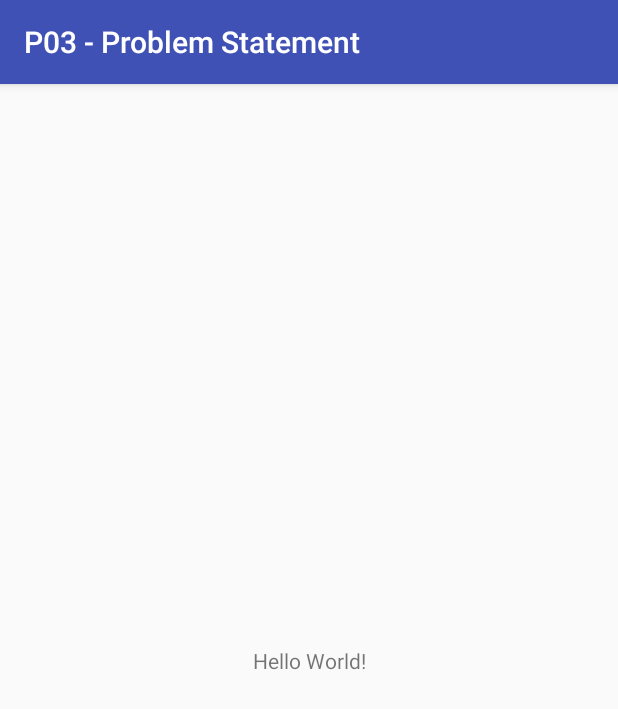
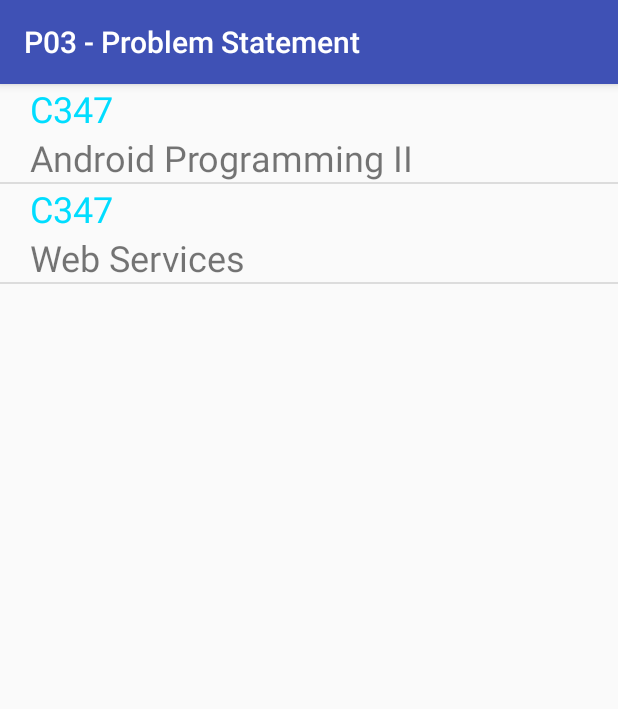
Before and after one commit to Darrenqt/P03ProblemStatement, an Android app: the screen it shows after launch (MainActivity), on a phone screen of 412 x 824 dp. Shown: the top 709 px of the screen. Run offline under Robolectric (Android 15) with nearby library versions, the phone set to English and light mode, and no system bars.

Commit message:
MainActivity

```diff
--- /dev/null
+++ b/app/src/main/java/com/example/a16022809/p03_problemstatement/Course.java
@@ -0,0 +1,28 @@
+package com.example.a16022809.p03_problemstatement;
+
+public class Course {
+    String moduleName;
+    String moduleCode;
+
+    public Course(String moduleName, String moduleCode) {
+        this.moduleName = moduleName;
+        this.moduleCode = moduleCode;
+    }
+
+    public String getModuleName() {
+        return moduleName;
+    }
+
+    public void setModule(String moduleName) {
+        this.moduleName = moduleName;
+    }
+
+    public String getModuleCode() {
+        return moduleCode;
+    }
+
+    public void setModuleCode(String moduleCode) {
+        this.moduleCode = moduleCode;
+    }
+
+}
--- /dev/null
+++ b/app/src/main/java/com/example/a16022809/p03_problemstatement/CourseAdapter.java
@@ -0,0 +1,56 @@
+package com.example.a16022809.p03_problemstatement;
+
+import android.content.Context;
+import android.view.LayoutInflater;
+import android.view.View;
+import android.view.ViewGroup;
+import android.widget.ArrayAdapter;
+import android.widget.TextView;
+
+import java.util.ArrayList;
+
+public class CourseAdapter extends ArrayAdapter<Course> {
+    private ArrayList<Course> course;
+    private Context context;
+    private TextView tvModuleName, tvModuleCode;
+
+    public CourseAdapter(Context context, int resource, ArrayList<Course> objects) {
+        super(context, resource, objects);
+        // Store the food that is passed to this adapter
+        course = objects;
+        // Store Context object as we would need to use it later
+        this.context = context;
+    }
+
+
+
+
+
+    @Override
+    public View getView(int position, View convertView, ViewGroup parent) {
+        // The usual way to get the LayoutInflater object to
+        //  "inflate" the XML file into a View object
+        LayoutInflater inflater = (LayoutInflater) context
+                .getSystemService(Context.LAYOUT_INFLATER_SERVICE);
+        // "Inflate" the row.xml as the layout for the View object
+        View rowView = inflater.inflate(R.layout.modulerow, parent, false);
+
+        // Get the TextView object
+        tvModuleCode = (TextView) rowView.findViewById(R.id.moduleCode);
+        // Get the ImageView object
+        tvModuleName = (TextView) rowView.findViewById(R.id.moduleName);
+
+
+        // The parameter "position" is the index of the
+        //  row ListView is requesting.
+        //  We get back the food at the same index.
+        Course currentCourse = course.get(position);
+        // Set the TextView to show the food
+
+        tvModuleName.setText(currentCourse.moduleName);
+        tvModuleCode.setText(currentCourse.moduleCode);
+
+        return rowView;
+    }
+
+}
--- /dev/null
+++ b/app/src/main/java/com/example/a16022809/p03_problemstatement/Info.java
@@ -0,0 +1,13 @@
+package com.example.a16022809.p03_problemstatement;
+
+import android.os.Bundle;
+import android.support.v7.app.AppCompatActivity;
+
+public class Info extends AppCompatActivity {
+
+    @Override
+    protected void onCreate(Bundle savedInstanceState) {
+        super.onCreate(savedInstanceState);
+        setContentView(R.layout.activity_info);
+    }
+}
--- a/app/src/main/java/com/example/a16022809/p03_problemstatement/MainActivity.java
+++ b/app/src/main/java/com/example/a16022809/p03_problemstatement/MainActivity.java
@@ -2,12 +2,42 @@ package com.example.a16022809.p03_problemstatement;
 
 import android.support.v7.app.AppCompatActivity;
 import android.os.Bundle;
+import android.view.View;
+import android.widget.AdapterView;
+import android.widget.ArrayAdapter;
+import android.widget.ListView;
+import android.widget.TextView;
+import android.widget.Toast;
+
+import java.util.ArrayList;
 
 public class MainActivity extends AppCompatActivity {
+    private ListView lvModule;
+    private TextView moduleName,moduleCode;
+    private ArrayAdapter aa;
+    private ArrayList<Course> course;
 
     @Override
     protected void onCreate(Bundle savedInstanceState) {
         super.onCreate(savedInstanceState);
         setContentView(R.layout.activity_main);
+
+        lvModule = (ListView)findViewById(R.id.listviewModule);
+        course = new ArrayList<Course>();
+        course.add(new Course("Android Programming II","C347"));
+        course.add(new Course("Web Services","C347"));
+
+
+        aa = new CourseAdapter(this, R.layout.modulerow, course);
+        lvModule.setAdapter(aa);
+
+        lvModule.setOnItemClickListener(new AdapterView.OnItemClickListener() {
+            @Override
+            public void onItemClick(AdapterView<?> adapterView, View view, int i, long l) {
+                Course selectedcourse = course.get(i);
+                //toast
+                Toast.makeText(MainActivity.this,selectedcourse.getModuleCode()+":"+selectedcourse.moduleName,Toast.LENGTH_LONG).show();
+            }
+        });
     }
 }
--- /dev/null
+++ b/app/src/main/res/layout/activity_info.xml
@@ -0,0 +1,9 @@
+<?xml version="1.0" encoding="utf-8"?>
+<android.support.constraint.ConstraintLayout xmlns:android="http://schemas.android.com/apk/res/android"
+    xmlns:app="http://schemas.android.com/apk/res-auto"
+    xmlns:tools="http://schemas.android.com/tools"
+    android:layout_width="match_parent"
+    android:layout_height="match_parent"
+    tools:context=".Info">
+
+</android.support.constraint.ConstraintLayout>
--- a/app/src/main/res/layout/activity_main.xml
+++ b/app/src/main/res/layout/activity_main.xml
@@ -1,18 +1,14 @@
 <?xml version="1.0" encoding="utf-8"?>
-<android.support.constraint.ConstraintLayout xmlns:android="http://schemas.android.com/apk/res/android"
+<LinearLayout xmlns:android="http://schemas.android.com/apk/res/android"
     xmlns:app="http://schemas.android.com/apk/res-auto"
     xmlns:tools="http://schemas.android.com/tools"
     android:layout_width="match_parent"
     android:layout_height="match_parent"
+    android:orientation="vertical"
     tools:context=".MainActivity">
 
-    <TextView
-        android:layout_width="wrap_content"
-        android:layout_height="wrap_content"
-        android:text="Hello World!"
-        app:layout_constraintBottom_toBottomOf="parent"
-        app:layout_constraintLeft_toLeftOf="parent"
-        app:layout_constraintRight_toRightOf="parent"
-        app:layout_constraintTop_toTopOf="parent" />
-
-</android.support.constraint.ConstraintLayout>
+    <ListView
+        android:id="@+id/listviewModule"
+        android:layout_width="match_parent"
+        android:layout_height="match_parent" />
+</LinearLayout>
--- /dev/null
+++ b/app/src/main/res/layout/modulerow.xml
@@ -0,0 +1,25 @@
+<?xml version="1.0" encoding="utf-8"?>
+<LinearLayout xmlns:android="http://schemas.android.com/apk/res/android"
+    android:layout_width="match_parent"
+    android:layout_height="wrap_content"
+    android:orientation="vertical">
+
+    <TextView
+        android:id="@+id/moduleCode"
+        android:layout_width="wrap_content"
+        android:layout_height="wrap_content"
+        android:layout_weight="1"
+        android:paddingLeft="20dp"
+        android:text="TextView"
+        android:textColor="@android:color/holo_blue_bright"
+        android:textSize="24sp" />
+
+    <TextView
+        android:id="@+id/moduleName"
+        android:layout_width="wrap_content"
+        android:layout_height="wrap_content"
+        android:layout_weight="1"
+        android:paddingLeft="20dp"
+        android:text="TextView"
+        android:textSize="24sp" />
+</LinearLayout>
```
